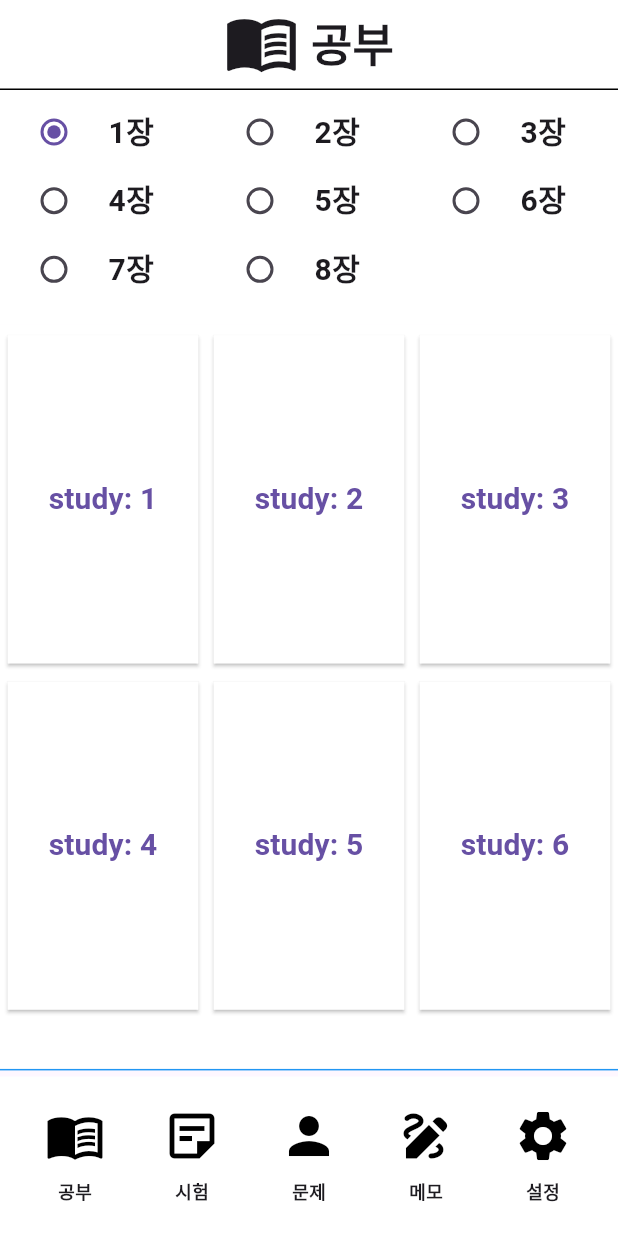
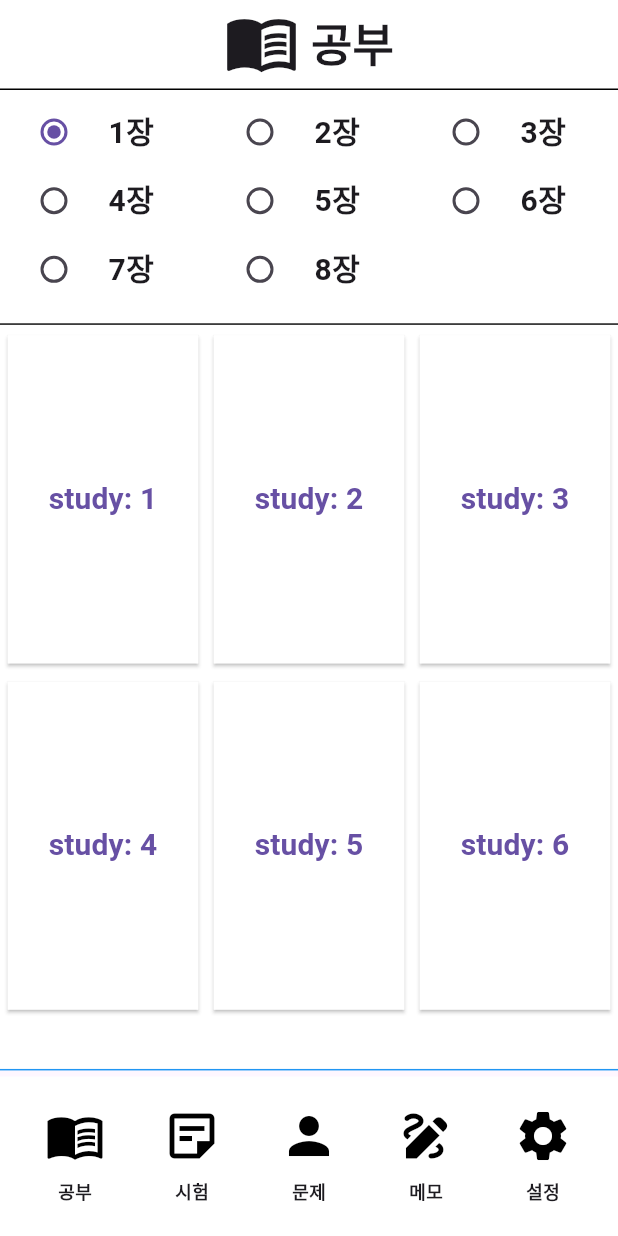
Before and after one commit to broccoli1962/CapstoneDG, a Flutter app: the screen it shows after launch, on a phone screen of 412 x 824 dp. Run offline on Flutter 3.47's test engine with Material 3 defaults, Android fonts, the phone set to English and light mode, and no system bars; our stand-ins replace firebase_core; accounts and stored records are empty.

Commit message:
밑줄 수정

```diff
--- a/lib/practice.dart
+++ b/lib/practice.dart
@@ -100,6 +100,10 @@ class _PracticeState extends State<Practice> {
               },
             ),
           ),
+          const Divider(
+            color: Colors.black,
+            height: 0.01,
+          ),
           // Divider 추가
           // 페이지 별 문제 그리드
           Container(
--- a/lib/test.dart
+++ b/lib/test.dart
@@ -98,7 +98,6 @@ class _TestState extends State<Test> {
               },
             ),
           ),
-
           const Divider(
             color: Colors.black,
             height: 0.01,
```
